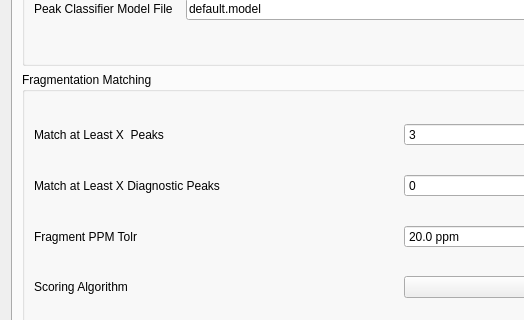
Qt form src/maven/forms/peakdetectiondialog.ui (eugenemel/maven) before a commit; both pictures show x 0 to 524 and y 292 to 612 of the 802 by 978 pixel window.
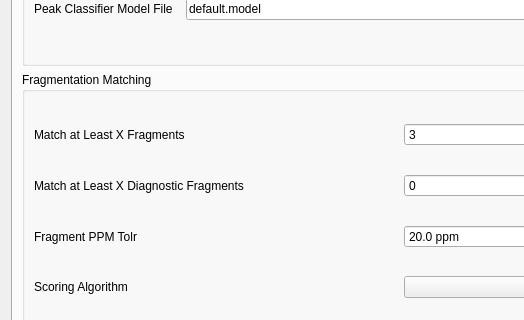
The same form after that commit. The open tabs and pages were chosen to show the change. Icons and pictures are not drawn.

Commit message: Issue 433: Use Fragment instead of Peak for MS2 matches.

```diff
--- a/src/maven/forms/peakdetectiondialog.ui
+++ b/src/maven/forms/peakdetectiondialog.ui
@@ -748,7 +748,7 @@
           <item row="0" column="0">
            <widget class="QLabel" name="label_19">
             <property name="text">
-             <string>Match at Least X  Peaks</string>
+             <string>Match at Least X Fragments</string>
             </property>
            </widget>
           </item>
@@ -833,7 +833,7 @@
           <item row="1" column="0">
            <widget class="QLabel" name="lblDiagnostic">
             <property name="text">
-             <string>Match at Least X Diagnostic Peaks</string>
+             <string>Match at Least X Diagnostic Fragments</string>
             </property>
            </widget>
           </item>
```
